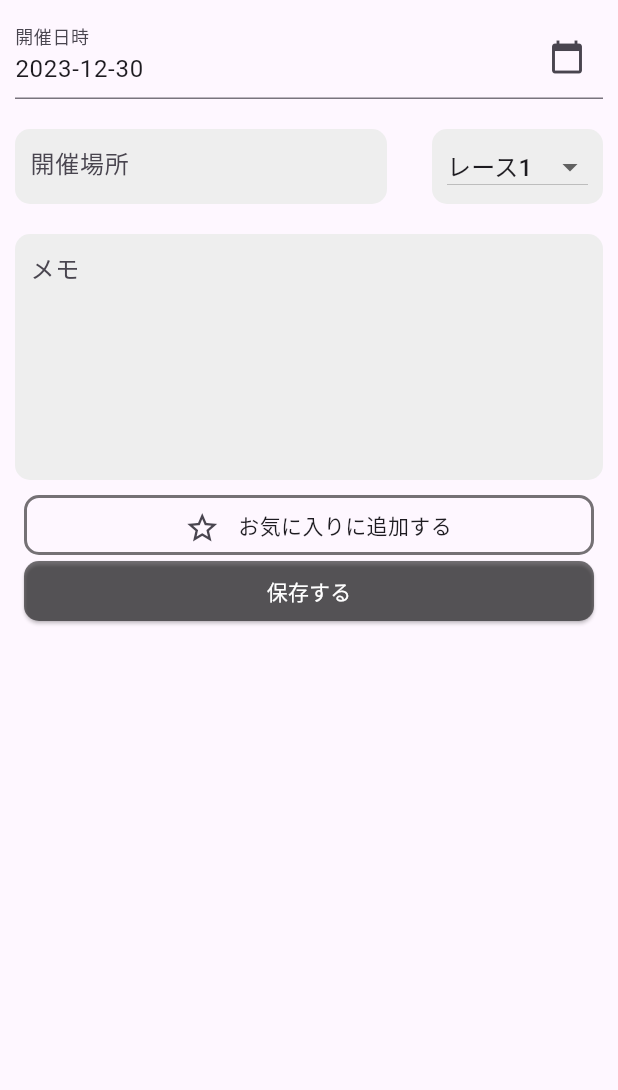
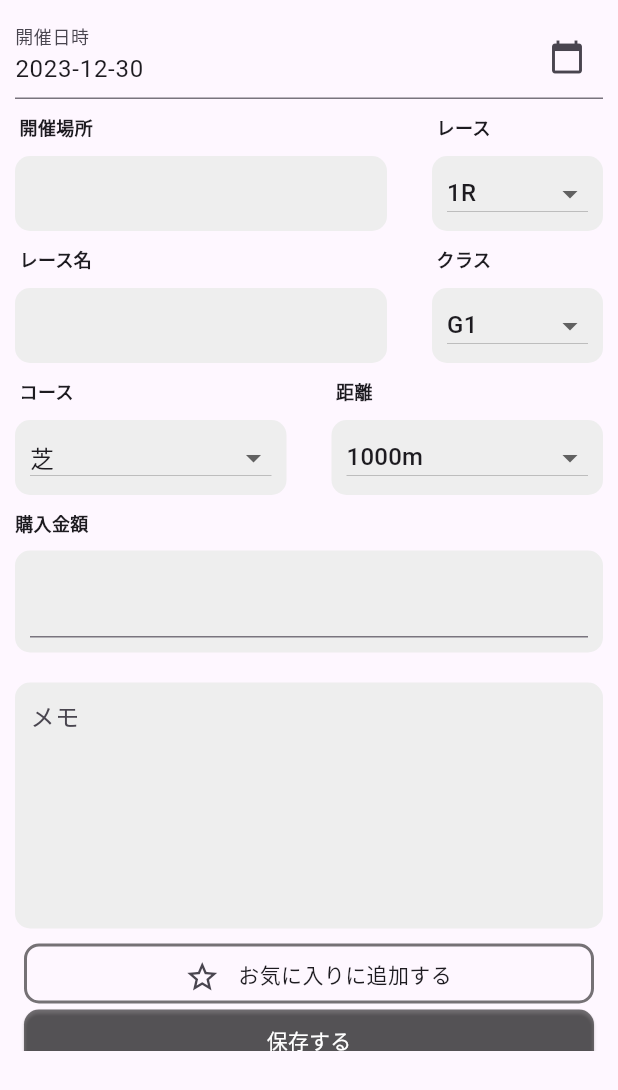
Before and after one commit to scien-inc/horse_racing_app, a Flutter app: the InputOverlay widget shown alone on an empty page, opened directly, on a phone screen of 412 x 824 dp. Shown: the top 1090 px of the screen. Run offline on Flutter 3.47's test engine with Material 3 defaults, Android fonts, the phone set to English and light mode, and no system bars; our stand-ins replace image_picker, table_calendar.

Commit message:
added some fields into input_screen

```diff
--- a/lib/widget/input_screen.dart
+++ b/lib/widget/input_screen.dart
@@ -1,6 +1,7 @@
 import 'package:flutter/material.dart';
 import 'package:image_picker/image_picker.dart';
 import 'package:intl/intl.dart';
+import 'package:flutter/services.dart';
 
 class InputOverlay extends StatefulWidget {
   @override
@@ -32,7 +33,11 @@ class _InputOverlayState extends State<InputOverlay> {
             // 開催日時の入力フィールド
             buildDateField(context),
             // ... [他のプルダウンメニューと入力フィールド]
+
             buildLocationAndRaceFields(context),
+            buildRaceAndClasses(context),
+            buildCourseAndDistance(context),
+            buildNumberInputField(''),
             buildGrayInputField('メモ', maxLines: 6),
             buildFavoriteButton(),
             buildSaveButton(),
@@ -76,37 +81,201 @@ class _InputOverlayState extends State<InputOverlay> {
     }
   }
   // レースの選択肢
-final List<String> races = ['レース1', 'レース2', 'レース3'];
+final List<String> races = ['1R', '2R', '3R', '4R', '5R', '6R', '7R', '8R', '9R', '10R', '11R', '12R'];
+final List<String> classes = ['G1', 'G2', 'G3', 'OP', '1600万下', '1000万下', '500万下', '未勝利', '新馬', '未出走'];
+final List<String> courses = ['芝', 'ダート', '障害'];
+final List<String> distances = ['1000m', '2000m', '3000m', '4000m', '5000m', '6000m', '7000m', '8000m', '9000m', '10000m', '11000m', '12000m', '13000m', '14000m', '15000m', '16000m', '17000m', '18000m', '19000m', '20000m', '21000m', '22000m', '23000m', '24000m', '25000m', '26000m', '27000m', '28000m', '29000m', '30000m', '31000m', '32000m', '33000m', '34000m', '35000m', '36000m', '37000m', '38000m', '39000m', '40000m', '41000m', '42000m', '43000m', '44000m', '45000m', '46000m', '47000m', '48000m', '49000m', '50000m', '51000m', '52000m', '53000m', '54000m', '55000m', '56000m', '57000m', '58000m', '59000m', '60000m', '61000m', '62000m', '63000m', '64000m', '65000m', '66000m', '67000m', '68000m', '69000m', '70000m', '71000m', '72000m', '73000m', '74000m', '75000m', '76000m', '77000m', '78000m', '79000m', '80000m', '81000m', '82000m', '83000m', '84000m', '85000m', '86000m', '87000m', '88000m', '89000m', '90000m', '91000m', '92000m', '93000m', '94000m', '95000m', '96000m', '97000m', '98000m', '99000m', '100000m', '101000m', '102000m',];
 
-// 開催場所とレースの入力フィールドを構築
+
 Widget buildLocationAndRaceFields(BuildContext context) {
-  const double desiredHeight = 70;  // 希望の高さを定数として定義
+  const double desiredHeight = 70;
+
   return Row(
     children: <Widget>[
+      // 開催場所のフィールド
       Expanded(
         flex: 2,
-        child: Container(
-          height: desiredHeight,  // ここで希望の高さを設定
+        child: Column(
+          crossAxisAlignment: CrossAxisAlignment.start,
+          children: <Widget>[
+            Text(
+              '    '+'開催場所',
+              style: TextStyle(fontSize: 12, fontWeight: FontWeight.bold),
+            ),
+            //SizedBox(height: 5),
+            Container(
+              height: desiredHeight,
               child: buildInputField(
-            '開催場所',
+                '',  // 入力フィールドのラベルを削除
                 borderRadius: 10,
               ),
             ),
+          ],
+        ),
       ),
       SizedBox(width: 10),
+      // レースのドロップダウンフィールド
       Expanded(
         flex: 1,
-        child: Container(
-          height: desiredHeight,  // ここでも同じ高さを設定
+        child: Column(
+          crossAxisAlignment: CrossAxisAlignment.start,
+          children: <Widget>[
+            Text(
+              '    '+'レース',
+              style: TextStyle(fontSize: 12, fontWeight: FontWeight.bold),
+            ),
+            //SizedBox(height: 5),
+            Container(
+              height: desiredHeight,
               child: buildDropdownField(
                 races,
                 borderRadius: 10,
               ),
             ),
+          ],
+        ),
       ),
     ],
   );
 }
+
+Widget buildRaceAndClasses(BuildContext context) {
+  const double desiredHeight = 70;
+
+  return Row(
+    children: <Widget>[
+      // 開催場所のフィールド
+      Expanded(
+        flex: 2,
+        child: Column(
+          crossAxisAlignment: CrossAxisAlignment.start,
+          children: <Widget>[
+            Text(
+              '    '+'レース名',
+              style: TextStyle(fontSize: 12, fontWeight: FontWeight.bold),
+            ),
+            //SizedBox(height: 5),
+            Container(
+              height: desiredHeight,
+              child: buildInputField(
+                '',  // 入力フィールドのラベルを削除
+                borderRadius: 10,
+              ),
+            ),
+          ],
+        ),
+      ),
+      SizedBox(width: 10),
+      // レースのドロップダウンフィールド
+      Expanded(
+        flex: 1,
+        child: Column(
+          crossAxisAlignment: CrossAxisAlignment.start,
+          children: <Widget>[
+            Text(
+              '    '+'クラス',
+              style: TextStyle(fontSize: 12, fontWeight: FontWeight.bold),
+            ),
+            //SizedBox(height: 5),
+            Container(
+              height: desiredHeight,
+              child: buildDropdownField(
+                classes,
+                borderRadius: 10,
+              ),
+            ),
+          ],
+        ),
+      ),
+    ],
+  );
+}
+
+Widget buildCourseAndDistance(BuildContext context) {
+  const double desiredHeight = 70;
+
+  return Row(
+    children: <Widget>[
+      // 開催場所のフィールド
+      Expanded(
+        flex: 1,
+        child: Column(
+          crossAxisAlignment: CrossAxisAlignment.start,
+          children: <Widget>[
+            Text(
+              '    '+'コース',
+              style: TextStyle(fontSize: 12, fontWeight: FontWeight.bold),
+            ),
+            //SizedBox(height: 5),
+            Container(
+              height: desiredHeight,
+              child: buildDropdownField(
+                courses,
+                borderRadius: 10,
+              ),
+            ),
+          ],
+        ),
+      ),
+      SizedBox(width: 10),
+      // レースのドロップダウンフィールド
+      Expanded(
+        flex: 1,
+        child: Column(
+          crossAxisAlignment: CrossAxisAlignment.start,
+          children: <Widget>[
+            Text(
+              '    '+'距離',
+              style: TextStyle(fontSize: 12, fontWeight: FontWeight.bold),
+            ),
+            //SizedBox(height: 5),
+            Container(
+              height: desiredHeight,
+              child: buildDropdownField(
+                distances,
+                borderRadius: 10,
+              ),
+            ),
+          ],
+        ),
+      ),
+    ],
+  );
+}
+Widget buildNumberInputField(String hint, {double borderRadius = 10.0}) {
+  return Column(
+    crossAxisAlignment: CrossAxisAlignment.start,
+    children: [
+      Padding(
+        padding: EdgeInsets.only(left: 10, bottom: 0),
+        child: Text('購入金額', style: TextStyle(fontSize: 12, fontWeight: FontWeight.bold)), // ラベル追加
+      ),
+      Container(
+        padding: EdgeInsets.all(10),
+        margin: EdgeInsets.all(10),
+        decoration: BoxDecoration(
+          color: Colors.grey[200],
+          borderRadius: BorderRadius.circular(borderRadius),
+        ),
+        child: TextField(
+          decoration: InputDecoration(
+            hintText: hint,
+            prefixText: '¥ ', // ¥マークをプレフィックスとして追加
+          ),
+          keyboardType: TextInputType.numberWithOptions(decimal: true),
+          inputFormatters: [
+            FilteringTextInputFormatter.digitsOnly, // 数値のみの入力を許可
+          ],
+        ),
+      ),
+    ],
+  );
+}
+
+
+
+
+
 
 
 // 共通の文字入力フィールド構築メソッド
```
Lines whose indentation alone changed are shown as unchanged.
